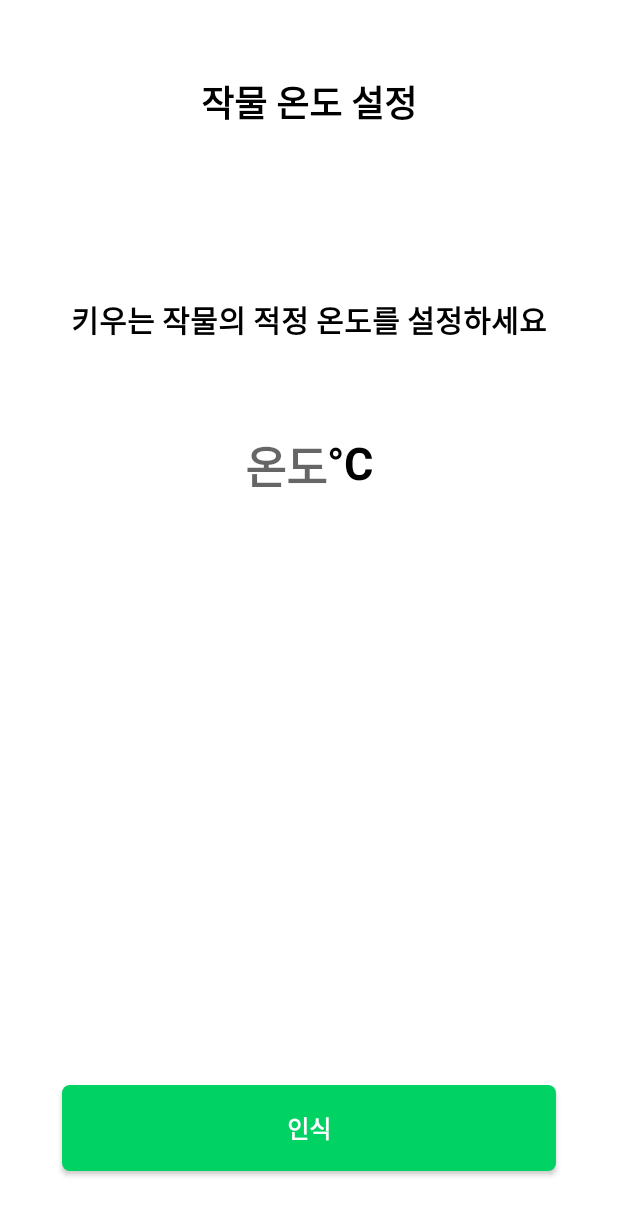
After one commit to SmartFarm2/Android, an Android app: the layout activity_set_plant_temp.xml on its own in the app's theme, with its tools: preview values and no code run, on a phone screen of 412 x 824 dp. The commit adds this screen. Shown: the top 1215 px of the screen. Run offline under Robolectric (Android 15) with nearby library versions, the phone set to English and light mode, and no system bars.

Commit message:
[UPDATE] Main [ADD] SetPlantTemp

```diff
--- a/app/src/main/AndroidManifest.xml
+++ b/app/src/main/AndroidManifest.xml
@@ -7,10 +7,10 @@
     <uses-permission android:name="android.permission.FOREGROUND_SERVICE" />
     <uses-permission android:name="android.permission.RECEIVE_BOOT_COMPLETED" />
     <uses-permission android:name="android.permission.Service.STOP_FOREGROUND_REMOVE" />
-    <uses-permission android:name="android.permission.CAMERA"/>
+    <uses-permission android:name="android.permission.CAMERA" />
 
     <application
-        android:name="com.smartfarm.myapplication.application.MyApp"
+        android:name=".application.MyApp"
         android:allowBackup="true"
         android:icon="@mipmap/ic_launcher"
         android:label="@string/app_name"
@@ -18,10 +18,11 @@
         android:supportsRtl="true"
         android:theme="@style/Theme.MyApplication"
         android:usesCleartextTraffic="true">
-        <activity android:name="com.smartfarm.myapplication.view.QrScanActivity" />
-        <activity android:name="com.smartfarm.myapplication.view.SignActivity" />
+        <activity android:name=".view.SetPlantTemp"></activity>
+        <activity android:name=".view.QrScanActivity" />
+        <activity android:name=".view.SignActivity" />
         <activity
-            android:name="com.smartfarm.myapplication.view.QrActivity"
+            android:name=".view.QrActivity"
             android:windowSoftInputMode="adjustResize">
             <intent-filter>
                 <action android:name="android.intent.action.MAIN" />
@@ -29,17 +30,17 @@
                 <category android:name="android.intent.category.LAUNCHER" />
             </intent-filter>
         </activity>
-        <activity android:name="com.smartfarm.myapplication.view.CCTVActivity" />
+        <activity android:name=".view.CCTVActivity" />
 
-        <service android:name="com.smartfarm.myapplication.network.SocketService" /> <!-- enabled : 외부 시스템이 알아서 receiver를 실행 -->
+        <service android:name=".network.SocketService" /> <!-- enabled : 외부 시스템이 알아서 receiver를 실행 -->
         <!-- exported : 외부 어플리케이션에서 사용가능하게 할 지 여부 -->
-        <receiver android:name="com.smartfarm.myapplication.network.BootService">
+        <receiver android:name=".network.BootService">
             <intent-filter>
                 <action android:name="android.intent.action.BOOT_COMPLETED" />
             </intent-filter>
         </receiver>
 
-        <activity android:name="com.smartfarm.myapplication.view.MainActivity" />
+        <activity android:name=".view.MainActivity" />
     </application>
 
 </manifest>
--- a/app/src/main/java/com/smartfarm/myapplication/view/MainActivity.kt
+++ b/app/src/main/java/com/smartfarm/myapplication/view/MainActivity.kt
@@ -6,6 +6,7 @@ import android.widget.Toast
 import androidx.appcompat.app.AppCompatActivity
 import androidx.databinding.DataBindingUtil
 import androidx.lifecycle.ViewModelProvider
+import androidx.lifecycle.observe
 import com.smartfarm.myapplication.R
 import com.smartfarm.myapplication.adapter.SpecialAdapter
 import com.smartfarm.myapplication.data.*
--- /dev/null
+++ b/app/src/main/java/com/smartfarm/myapplication/view/SetPlantTemp.kt
@@ -0,0 +1,11 @@
+package com.smartfarm.myapplication.view
+
+import androidx.appcompat.app.AppCompatActivity
+import android.os.Bundle
+
+class SetPlantTemp : AppCompatActivity() {
+    override fun onCreate(savedInstanceState: Bundle?) {
+        super.onCreate(savedInstanceState)
+
+    }
+}
--- a/app/src/main/java/com/smartfarm/myapplication/viewmodel/MainActivityViewModel.kt
+++ b/app/src/main/java/com/smartfarm/myapplication/viewmodel/MainActivityViewModel.kt
@@ -122,7 +122,11 @@ class MainActivityViewModel(startingTemp: Int, application: Application) : ViewM
                         call: Call<WeatherData>,
                         response: Response<WeatherData>
                     ) {
-                        weather.value = response.body()?.weather
+                        if(response.code() == 200) {
+                            weather.value = response.body()?.weather
+                        }else {
+                            weather.value = "정보 없음"
+                        }
                         Log.d("weather", "data: ${response.body()}")
                     }
 
--- /dev/null
+++ b/app/src/main/res/layout/activity_set_plant_temp.xml
@@ -0,0 +1,90 @@
+<?xml version="1.0" encoding="utf-8"?>
+<layout xmlns:android="http://schemas.android.com/apk/res/android"
+    xmlns:app="http://schemas.android.com/apk/res-auto"
+    xmlns:tools="http://schemas.android.com/tools">
+    <androidx.constraintlayout.widget.ConstraintLayout
+        android:layout_width="match_parent"
+        android:layout_height="match_parent"
+        tools:context=".view.SetPlantTemp">
+
+        <TextView
+            android:id="@+id/set_plant_temp_title"
+            android:layout_width="wrap_content"
+            android:layout_height="wrap_content"
+            android:layout_marginTop="50dp"
+            android:text="작물 온도 설정"
+            android:textColor="@color/black"
+            android:textSize="24sp"
+            android:textStyle="bold"
+            app:layout_constraintEnd_toEndOf="parent"
+            app:layout_constraintStart_toStartOf="parent"
+            app:layout_constraintTop_toTopOf="parent" />
+
+        <TextView
+            android:id="@+id/set_plant_temp_content"
+            android:layout_width="wrap_content"
+            android:layout_height="wrap_content"
+            android:text="키우는 작물의 적정 온도를 설정하세요"
+            android:textColor="@color/black"
+            android:textSize="20sp"
+            android:textStyle="bold"
+            android:layout_marginTop="112dp"
+            app:layout_constraintEnd_toEndOf="@+id/set_plant_temp_title"
+            app:layout_constraintStart_toStartOf="@+id/set_plant_temp_title"
+            app:layout_constraintTop_toBottomOf="@+id/set_plant_temp_title" />
+
+        <LinearLayout
+            android:id="@+id/set_plant_temp_linear"
+            android:layout_width="match_parent"
+            android:layout_height="wrap_content"
+            android:weightSum="2"
+            android:layout_marginTop="60dp"
+            app:layout_constraintEnd_toEndOf="parent"
+            app:layout_constraintStart_toStartOf="parent"
+            app:layout_constraintTop_toBottomOf="@+id/set_plant_temp_content">
+
+            <EditText
+                android:id="@+id/set_plant_temp_value"
+                android:layout_width="wrap_content"
+                android:layout_height="wrap_content"
+                android:layout_weight="1"
+                android:background="@null"
+                android:gravity="end"
+                android:hint="온도"
+                android:maxLength="2"
+                android:maxLines="1"
+                android:inputType="number"
+                android:textSize="30sp"
+                android:textStyle="bold" />
+
+            <TextView
+                android:id="@+id/textView3"
+                android:layout_width="wrap_content"
+                android:layout_height="wrap_content"
+                android:layout_weight="1"
+                android:text="°C"
+                android:textColor="@color/black"
+                android:textSize="30sp"
+                android:textStyle="bold"
+                app:layout_constraintEnd_toEndOf="parent" />
+
+        </LinearLayout>
+
+        <androidx.appcompat.widget.AppCompatButton
+            android:id="@+id/set_plant_temp_next"
+            android:layout_width="0dp"
+            android:layout_height="0dp"
+            app:layout_constraintVertical_bias="0.9"
+            app:layout_constraintWidth_percent="0.8"
+            app:layout_constraintHeight_percent="0.07"
+            android:background="@drawable/button_background"
+            android:text="@string/recognize"
+            android:textColor="@color/white"
+            android:textSize="16sp"
+            android:textStyle="bold"
+            app:layout_constraintBottom_toBottomOf="parent"
+            app:layout_constraintEnd_toEndOf="parent"
+            app:layout_constraintStart_toStartOf="parent"
+            app:layout_constraintTop_toBottomOf="@+id/set_plant_temp_linear" />
+    </androidx.constraintlayout.widget.ConstraintLayout>
+</layout>
```
